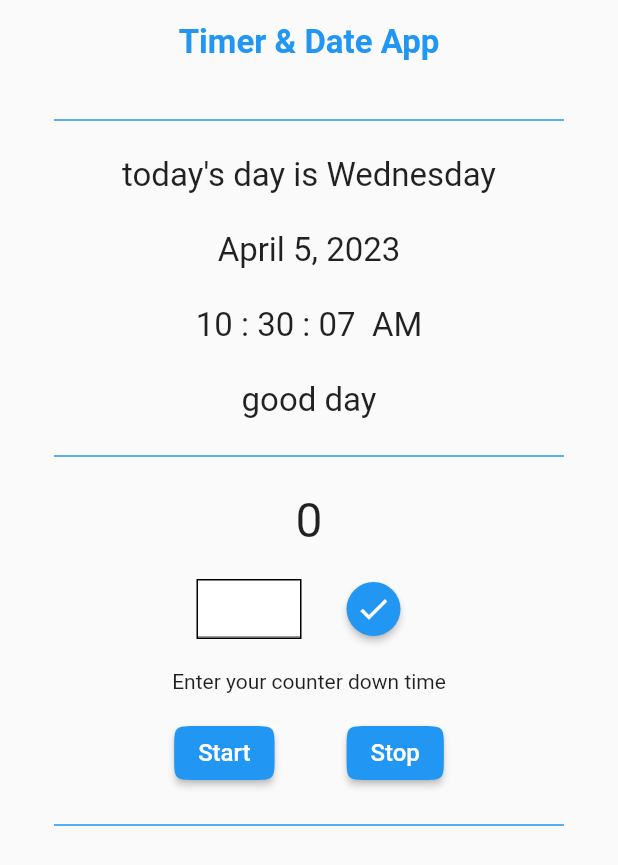
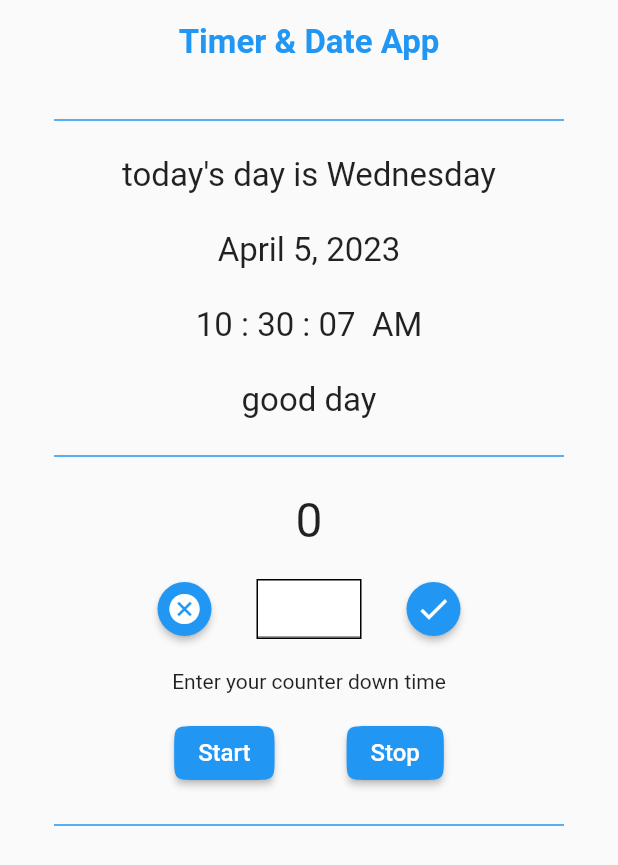
Before and after one commit to wael-saif23/time-date, a Flutter app: the screen it shows after launch, on a phone screen of 412 x 824 dp. Shown: the top 865 px of the screen. Run offline on Flutter 3.47's test engine with Material 2 defaults, Android fonts, the phone set to English and light mode, and no system bars.

Commit message:
control add time and cancel number

```diff
--- a/lib/counter_down.dart
+++ b/lib/counter_down.dart
@@ -4,10 +4,11 @@ import 'package:time_date_app/widgets/control-counter-down.dart';
 import 'package:time_date_app/widgets/time_piker.dart';
 
 class CounterDown extends StatelessWidget {
-  const CounterDown({super.key, required this.numberOfTime , required this.tf,});
+  const CounterDown({super.key, required this.numberOfTime , required this.tf, required this.numBotton, required this.cancelBotton,});
   final TextField tf;
   final String numberOfTime;
-
+final void Function() numBotton;
+final void Function() cancelBotton;
   @override
   Widget build(BuildContext context) {
     return Column(
@@ -20,6 +21,8 @@ class CounterDown extends StatelessWidget {
           height: 16,
         ),
         TimePicker(
+          cancelBotton: cancelBotton,
+          numBotton:numBotton ,
           tf: tf,
         ),
         const SizedBox(
--- a/lib/home_page.dart
+++ b/lib/home_page.dart
@@ -21,7 +21,7 @@ class _HomePageState extends State<HomePage> {
   String theDate = "";
   String amOrBm = DateFormat("a").format(DateTime.now());
 
-  String numberOfTime = "";
+  String numberOfTime = "0";
   changeEverySecond() {
     Timer.periodic(const Duration(seconds: 1), (timer) {
       setState(() {
@@ -34,10 +34,7 @@ class _HomePageState extends State<HomePage> {
 
   pickTime() {
     setState(() {
-      if (myControler.text.isEmpty) {
-         numberOfTime = "0";
-      }else{numberOfTime = myControler.text;}
-
+      numberOfTime = myControler.text;
     });
   }
 
@@ -56,8 +53,16 @@ class _HomePageState extends State<HomePage> {
 
   @override
   Widget build(BuildContext context) {
+    void numBotton() {
+      pickTime();
+      myControler.clear();
+    }
+
+    void cancelBotton() {
+      numberOfTime = "0";
+    }
+
     TextField tf = TextField(
-      onTap: pickTime(),
       controller: myControler,
       maxLines: 1,
       style: TextStyle(fontSize: 20),
@@ -104,6 +109,8 @@ class _HomePageState extends State<HomePage> {
                 ),
               ),
               CounterDown(
+                cancelBotton: cancelBotton,
+                numBotton: numBotton,
                 tf: tf,
                 numberOfTime: numberOfTime,
               ),
--- a/lib/widgets/time_piker.dart
+++ b/lib/widgets/time_piker.dart
@@ -2,15 +2,28 @@ import 'package:flutter/material.dart';
 
 class TimePicker extends StatelessWidget {
   TimePicker({
-    super.key, required this.tf,
+    super.key,
+    required this.tf,required this.numBotton, required this.cancelBotton,
   });
   final TextField tf;
+  final void Function() numBotton;
+  final void Function() cancelBotton;
 
   @override
   Widget build(BuildContext context) {
     return Row(
       mainAxisAlignment: MainAxisAlignment.center,
       children: [
+        ElevatedButton(
+          onPressed: cancelBotton,
+          child: Icon(Icons.cancel),
+          style: ElevatedButton.styleFrom(
+            shape: CircleBorder(),
+          ),
+        ),
+        SizedBox(
+          width: 16,
+        ),
         Container(
             height: 40,
             width: 70,
@@ -18,15 +31,12 @@ class TimePicker extends StatelessWidget {
                 shape: BoxShape.rectangle,
                 color: Colors.white,
                 border: Border.all()),
-          child: tf
-        ),
+            child: tf),
         SizedBox(
           width: 16,
         ),
         ElevatedButton(
-          onPressed: () {
-
-          },
+          onPressed: numBotton,
           child: Icon(Icons.check),
           style: ElevatedButton.styleFrom(
             shape: CircleBorder(),
```
Lines whose indentation alone changed are shown as unchanged.
